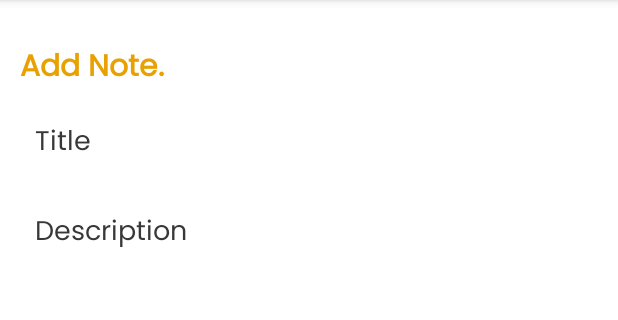
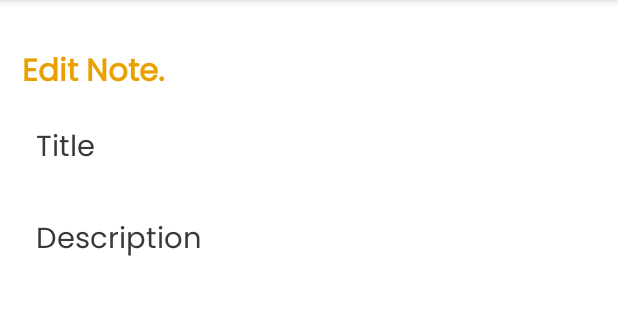
Before and after one commit to bhatiachirag2002/Note_App_using_kotlin, an Android app: the AddNotesFragment screen opened through its navigation route, on a phone screen of 412 x 824 dp, the part 84-404 px from its top. Run offline under Robolectric (Android 15) with nearby library versions, the light colour scheme and no system bars; our stand-ins replace data binding, sdp/ssp sizes; 5 statements that could not run were skipped.

Commit message:
Add responsive UI using SDP and SSP for better scaling

```diff
--- a/app/build.gradle.kts
+++ b/app/build.gradle.kts
@@ -72,4 +72,9 @@
     implementation(libs.androidx.lifecycle.livedata.ktx)
     // Annotation processor
     ksp(libs.androidx.lifecycle.compiler)
+
+    //Responsive layout
+    //for dp
+    implementation(libs.sdp)
+    implementation(libs.ssp)
 }
--- a/app/src/main/java/com/bhatia/notesapp/MainActivity.kt
+++ b/app/src/main/java/com/bhatia/notesapp/MainActivity.kt
@@ -1,9 +1,7 @@
 package com.bhatia.notesapp
 
-import android.graphics.drawable.ColorDrawable
 import android.os.Bundle
 import androidx.appcompat.app.AppCompatActivity
-import androidx.core.content.ContextCompat
 import androidx.lifecycle.ViewModelProvider
 import com.bhatia.notesapp.db.NoteDatabase
 import com.bhatia.notesapp.repo.NoteRepo
--- a/app/src/main/java/com/bhatia/notesapp/repo/NoteRepo.kt
+++ b/app/src/main/java/com/bhatia/notesapp/repo/NoteRepo.kt
@@ -1,4 +1,4 @@
-package com.bhatia.notesapp.repo;
+package com.bhatia.notesapp.repo
 
 
 import com.bhatia.notesapp.model.Note
--- a/app/src/main/java/com/bhatia/notesapp/viewmodel/NoteViewModel.kt
+++ b/app/src/main/java/com/bhatia/notesapp/viewmodel/NoteViewModel.kt
@@ -3,7 +3,6 @@
 import android.app.Application
 import androidx.lifecycle.AndroidViewModel
 import androidx.lifecycle.viewModelScope
-import androidx.room.Query
 import com.bhatia.notesapp.model.Note
 import com.bhatia.notesapp.repo.NoteRepo
 import kotlinx.coroutines.launch
--- a/app/src/main/java/com/bhatia/notesapp/viewmodel/NoteViewModelFactory.kt
+++ b/app/src/main/java/com/bhatia/notesapp/viewmodel/NoteViewModelFactory.kt
@@ -5,8 +5,9 @@
 import androidx.lifecycle.ViewModelProvider
 import com.bhatia.notesapp.repo.NoteRepo
 
+@Suppress("UNCHECKED_CAST")
 class NoteViewModelFactory(val app: Application, private val noteRepo: NoteRepo): ViewModelProvider.Factory {
-    override fun <T: ViewModel> create(modeleClass: Class<T>): T{
+    override fun <T: ViewModel> create(modelClass: Class<T>): T{
         return NoteViewModel(app, noteRepo)as T
     }
 }
--- a/app/src/main/res/layout/fragment_add_notes.xml
+++ b/app/src/main/res/layout/fragment_add_notes.xml
@@ -1,7 +1,6 @@
 <?xml version="1.0" encoding="utf-8"?>
 <layout xmlns:android="http://schemas.android.com/apk/res/android"
-    xmlns:tools="http://schemas.android.com/tools"
-    xmlns:app="http://schemas.android.com/apk/res-auto">
+    xmlns:tools="http://schemas.android.com/tools">
 
     <RelativeLayout
         android:background="@color/white"
@@ -9,27 +8,27 @@
         android:layout_height="match_parent"
         android:orientation="vertical"
         tools:context=".AddNoteFragment"
-        android:padding="12dp">
+        android:padding="@dimen/_10sdp">
 
         <TextView
             android:id="@+id/addNoteHeading"
             android:layout_width="wrap_content"
             android:layout_height="wrap_content"
             android:layout_alignParentTop="true"
-            android:layout_marginTop="16dp"
+            android:layout_marginTop="@dimen/_13sdp"
             android:fontFamily="@font/poppins"
-            android:text="Add Note."
+            android:text="Edit Note."
             android:textColor="@color/yellow"
-            android:textSize="20sp"
+            android:textSize="@dimen/_16ssp"
             android:textStyle="bold" />
 
         <EditText
             style="@style/EditText"
             android:id="@+id/addNoteTitle"
-            android:layout_height="48dp"
+            android:layout_height="@dimen/_37sdp"
             android:hint="Title"
             android:layout_below="@id/addNoteHeading"
-            android:layout_marginTop="10dp"
+            android:layout_marginTop="@dimen/_8sdp"
             android:importantForAutofill="no"
             android:maxLines="1"
             />
@@ -42,7 +41,7 @@
             android:hint="Description"
             android:gravity="top"
             android:layout_below="@id/addNoteTitle"
-            android:layout_marginTop="10dp"
+            android:layout_marginTop="@dimen/_8sdp"
             android:importantForAutofill="no"
             android:scrollbars="vertical"
             android:overScrollMode="always"
--- a/app/src/main/res/values/themes.xml
+++ b/app/src/main/res/values/themes.xml
@@ -12,11 +12,11 @@
     <style name="Theme.NotesApp" parent="Base.Theme.NotesApp" />
 
     <style name="floatingButton" parent="Widget.MaterialComponents.FloatingActionButton">
-        <item name="cornerRadius">30dp</item>
+        <item name="cornerRadius">@dimen/_30sdp</item>
         <item name="android:layout_width">wrap_content</item>
         <item name="android:layout_height">wrap_content</item>
-        <item name="android:layout_marginEnd">20dp</item>
-        <item name="android:layout_marginBottom">28dp</item>
+        <item name="android:layout_marginEnd">@dimen/_18sdp</item>
+        <item name="android:layout_marginBottom">@dimen/_25sdp</item>
         <item name="android:backgroundTint">@color/yellow</item>
         <item name="android:clickable">true</item>
         <item name="tint">@color/white</item>
@@ -31,8 +31,8 @@
     <style name="EditText" parent="Base.Theme.NotesApp">
         <item name="android:textColorHint">#E8242424</item>
         <item name="android:layout_width">match_parent</item>
-        <item name="android:padding">10dp</item>
-        <item name="android:textSize">18sp</item>
+        <item name="android:padding">@dimen/_7sdp</item>
+        <item name="android:textSize">@dimen/_15ssp</item>
         <item name="android:background">@color/transparent</item>
         <item name="android:backgroundTint">@color/white</item>
         <item name="android:fontFamily">@font/poppins</item>
```
Also changed, not shown: app/src/main/res/layout/fragment_edit_notes.xml (+6 -6 lines), app/src/main/res/layout/fragment_home.xml (+3 -4 lines), app/src/main/res/layout/notes_layout.xml (+7 -7 lines), gradle/libs.versions.toml (+7 -3 lines).
